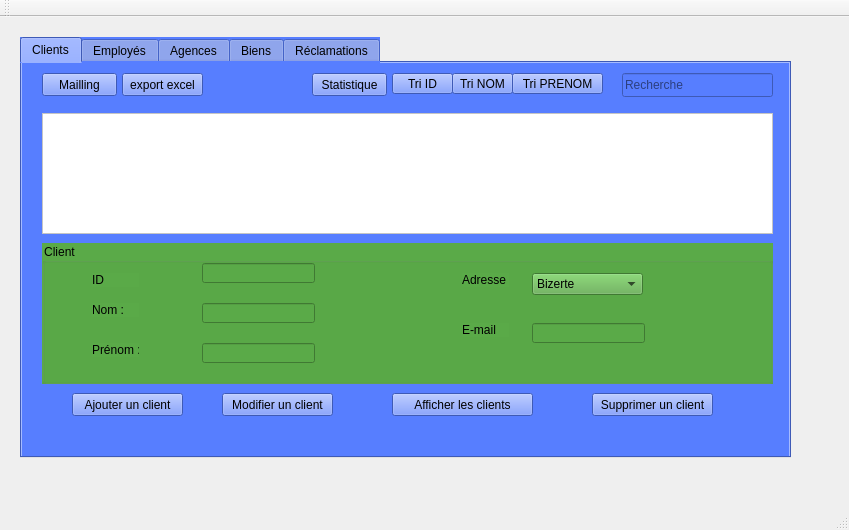
Oussama-Naffeti/Smart_Real_Estate_Agency_2A4, file mainwindow.ui: the form before one commit.
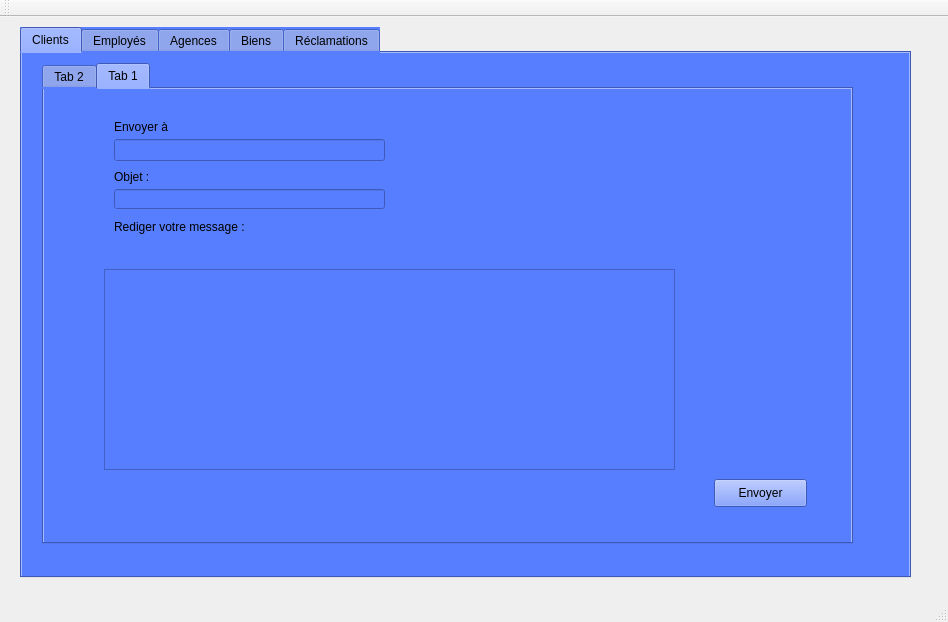
The form after the commit. The open tabs and pages were chosen to show the change.

Patch:
```diff
--- a/mainwindow.ui
+++ b/mainwindow.ui
@@ -6,8 +6,8 @@
    <rect>
     <x>0</x>
     <y>0</y>
-    <width>849</width>
-    <height>530</height>
+    <width>948</width>
+    <height>622</height>
    </rect>
   </property>
   <property name="windowTitle">
@@ -18,9 +18,9 @@
     <property name="geometry">
      <rect>
       <x>20</x>
-      <y>20</y>
-      <width>771</width>
-      <height>421</height>
+      <y>10</y>
+      <width>891</width>
+      <height>551</height>
      </rect>
     </property>
     <property name="styleSheet">
@@ -33,50 +33,43 @@
      <attribute name="title">
       <string>Clients</string>
      </attribute>
-     <widget class="QPushButton" name="pushButton_merier1_2">
+     <widget class="QTabWidget" name="tabWidget_2">
       <property name="geometry">
        <rect>
-        <x>290</x>
-        <y>10</y>
-        <width>75</width>
-        <height>23</height>
-       </rect>
-      </property>
-      <property name="text">
-       <string>Statistique</string>
-      </property>
-     </widget>
-     <widget class="QPushButton" name="mailing">
-      <property name="geometry">
-       <rect>
         <x>20</x>
         <y>10</y>
-        <width>75</width>
-        <height>23</height>
+        <width>811</width>
+        <height>481</height>
        </rect>
       </property>
-      <property name="text">
-       <string>Mailling</string>
+      <property name="toolTip">
+       <string>&lt;html&gt;&lt;head/&gt;&lt;body&gt;&lt;p&gt;&lt;br/&gt;&lt;/p&gt;&lt;/body&gt;&lt;/html&gt;</string>
       </property>
-     </widget>
-     <widget class="QPushButton" name="export_excel">
+      <property name="currentIndex">
+       <number>0</number>
+      </property>
+      <widget class="QWidget" name="tab_6">
+       <attribute name="title">
+        <string>Tab 2</string>
+       </attribute>
+       <widget class="QPushButton" name="pushButton_3">
       <property name="geometry">
        <rect>
-        <x>100</x>
-        <y>10</y>
-        <width>81</width>
-        <height>23</height>
+          <x>440</x>
+          <y>30</y>
+          <width>61</width>
+          <height>21</height>
        </rect>
       </property>
       <property name="text">
-       <string>export excel</string>
-      </property>
-     </widget>
-     <widget class="QGroupBox" name="groupBox_emplye_2">
+         <string>Tri NOM</string>
+        </property>
+       </widget>
+       <widget class="QGroupBox" name="groupBox_emplye_5">
       <property name="geometry">
        <rect>
-        <x>20</x>
-        <y>180</y>
+          <x>30</x>
+          <y>220</y>
         <width>731</width>
         <height>141</height>
        </rect>
@@ -113,7 +106,7 @@
         <string>Prénom :</string>
        </property>
       </widget>
-      <widget class="QLabel" name="label_8">
+        <widget class="QLabel" name="label_49">
        <property name="geometry">
         <rect>
          <x>420</x>
@@ -126,7 +119,7 @@
         <string>Adresse :</string>
        </property>
       </widget>
-      <widget class="QLabel" name="label_9">
+        <widget class="QLabel" name="label_50">
        <property name="geometry">
         <rect>
          <x>420</x>
@@ -169,7 +162,7 @@
         </rect>
        </property>
       </widget>
-      <widget class="QLabel" name="label_19">
+        <widget class="QLabel" name="label_51">
        <property name="geometry">
         <rect>
          <x>50</x>
@@ -228,40 +221,11 @@
        </item>
       </widget>
      </widget>
-     <widget class="QPushButton" name="pushButton_ajouter_2">
-      <property name="geometry">
-       <rect>
-        <x>50</x>
-        <y>330</y>
-        <width>111</width>
-        <height>23</height>
-       </rect>
-      </property>
-      <property name="styleSheet">
-       <string notr="true"/>
-      </property>
-      <property name="text">
-       <string>Ajouter un client</string>
-      </property>
-     </widget>
-     <widget class="QPushButton" name="pushButton_modifier_2">
-      <property name="geometry">
-       <rect>
-        <x>200</x>
-        <y>330</y>
-        <width>111</width>
-        <height>23</height>
-       </rect>
-      </property>
-      <property name="text">
-       <string>Modifier un client</string>
-      </property>
-     </widget>
      <widget class="QPushButton" name="pushButton_supprimer_2">
       <property name="geometry">
        <rect>
         <x>570</x>
-        <y>330</y>
+          <y>380</y>
         <width>121</width>
         <height>23</height>
        </rect>
@@ -270,11 +234,66 @@
        <string>Supprimer un client</string>
       </property>
      </widget>
+       <widget class="QPushButton" name="pushButton_ajouter_2">
+        <property name="geometry">
+         <rect>
+          <x>60</x>
+          <y>380</y>
+          <width>111</width>
+          <height>23</height>
+         </rect>
+        </property>
+        <property name="styleSheet">
+         <string notr="true"/>
+        </property>
+        <property name="text">
+         <string>Ajouter un client</string>
+        </property>
+       </widget>
+       <widget class="QPushButton" name="pushButton_modifier_2">
+        <property name="geometry">
+         <rect>
+          <x>210</x>
+          <y>380</y>
+          <width>111</width>
+          <height>23</height>
+         </rect>
+        </property>
+        <property name="text">
+         <string>Modifier un client</string>
+        </property>
+       </widget>
+       <widget class="QPushButton" name="pushButton_4">
+        <property name="geometry">
+         <rect>
+          <x>500</x>
+          <y>30</y>
+          <width>91</width>
+          <height>21</height>
+         </rect>
+        </property>
+        <property name="text">
+         <string>Tri PRENOM</string>
+        </property>
+       </widget>
+       <widget class="QPushButton" name="pushButton">
+        <property name="geometry">
+         <rect>
+          <x>380</x>
+          <y>30</y>
+          <width>61</width>
+          <height>21</height>
+         </rect>
+        </property>
+        <property name="text">
+         <string>Tri ID</string>
+        </property>
+       </widget>
      <widget class="QTableView" name="tableau">
       <property name="geometry">
        <rect>
-        <x>20</x>
-        <y>50</y>
+          <x>30</x>
+          <y>80</y>
         <width>731</width>
         <height>121</height>
        </rect>
@@ -295,40 +314,11 @@
        <bool>false</bool>
       </attribute>
      </widget>
-     <widget class="QPushButton" name="pushButton">
-      <property name="geometry">
-       <rect>
-        <x>370</x>
-        <y>10</y>
-        <width>61</width>
-        <height>21</height>
-       </rect>
-      </property>
-      <property name="text">
-       <string>Tri ID</string>
-      </property>
-     </widget>
-     <widget class="QPushButton" name="pushButton_ajouter_3">
-      <property name="geometry">
-       <rect>
-        <x>370</x>
-        <y>330</y>
-        <width>141</width>
-        <height>23</height>
-       </rect>
-      </property>
-      <property name="styleSheet">
-       <string notr="true"/>
-      </property>
-      <property name="text">
-       <string>Afficher les clients</string>
-      </property>
-     </widget>
      <widget class="QLineEdit" name="rechercher">
       <property name="geometry">
        <rect>
-        <x>600</x>
-        <y>10</y>
+          <x>610</x>
+          <y>30</y>
         <width>151</width>
         <height>24</height>
        </rect>
@@ -340,31 +330,136 @@
        <bool>true</bool>
       </property>
      </widget>
-     <widget class="QPushButton" name="pushButton_3">
+       <widget class="QPushButton" name="pushButton_ajouter_3">
       <property name="geometry">
        <rect>
-        <x>430</x>
-        <y>10</y>
-        <width>61</width>
-        <height>21</height>
-       </rect>
-      </property>
+          <x>370</x>
+          <y>380</y>
+          <width>141</width>
+          <height>23</height>
+         </rect>
+        </property>
+        <property name="styleSheet">
+         <string notr="true"/>
+        </property>
       <property name="text">
-       <string>Tri NOM</string>
-      </property>
-     </widget>
-     <widget class="QPushButton" name="pushButton_4">
+         <string>Afficher les clients</string>
+        </property>
+       </widget>
+       <widget class="QPushButton" name="pushButton_merier1_2">
       <property name="geometry">
        <rect>
-        <x>490</x>
-        <y>10</y>
-        <width>91</width>
-        <height>21</height>
+          <x>140</x>
+          <y>30</y>
+          <width>75</width>
+          <height>23</height>
        </rect>
       </property>
       <property name="text">
-       <string>Tri PRENOM</string>
-      </property>
+         <string>Statistique</string>
+        </property>
+       </widget>
+       <widget class="QPushButton" name="export_excel">
+        <property name="geometry">
+         <rect>
+          <x>50</x>
+          <y>30</y>
+          <width>81</width>
+          <height>23</height>
+         </rect>
+        </property>
+        <property name="text">
+         <string>export excel</string>
+        </property>
+       </widget>
+      </widget>
+      <widget class="QWidget" name="tab_5">
+       <attribute name="title">
+        <string>Tab 1</string>
+       </attribute>
+       <widget class="QLineEdit" name="objet_mail">
+        <property name="geometry">
+         <rect>
+          <x>70</x>
+          <y>100</y>
+          <width>271</width>
+          <height>20</height>
+         </rect>
+        </property>
+       </widget>
+       <widget class="QLineEdit" name="a_mail">
+        <property name="geometry">
+         <rect>
+          <x>70</x>
+          <y>50</y>
+          <width>271</width>
+          <height>22</height>
+         </rect>
+        </property>
+       </widget>
+       <widget class="QLabel" name="label_19">
+        <property name="geometry">
+         <rect>
+          <x>70</x>
+          <y>130</y>
+          <width>241</width>
+          <height>16</height>
+         </rect>
+        </property>
+        <property name="text">
+         <string>Rediger votre message :</string>
+        </property>
+       </widget>
+       <widget class="QLabel" name="label_9">
+        <property name="geometry">
+         <rect>
+          <x>70</x>
+          <y>80</y>
+          <width>56</width>
+          <height>16</height>
+         </rect>
+        </property>
+        <property name="text">
+         <string>Objet :</string>
+        </property>
+       </widget>
+       <widget class="QPlainTextEdit" name="message_mail">
+        <property name="geometry">
+         <rect>
+          <x>60</x>
+          <y>180</y>
+          <width>571</width>
+          <height>201</height>
+         </rect>
+        </property>
+       </widget>
+       <widget class="QLabel" name="label_8">
+        <property name="geometry">
+         <rect>
+          <x>70</x>
+          <y>30</y>
+          <width>56</width>
+          <height>16</height>
+         </rect>
+        </property>
+        <property name="text">
+         <string>Envoyer à :</string>
+        </property>
+       </widget>
+       <widget class="QPushButton" name="pushButton_33">
+        <property name="geometry">
+         <rect>
+          <x>670</x>
+          <y>390</y>
+          <width>93</width>
+          <height>28</height>
+         </rect>
+        </property>
+        <property name="text">
+         <string>Envoyer</string>
+        </property>
+       </widget>
+      </widget>
      </widget>
     </widget>
     <widget class="QWidget" name="tab_employe">
```
Left out of the diff: 6 changed lines with no effect on the pictures. Lines whose indentation alone changed are shown as unchanged.
